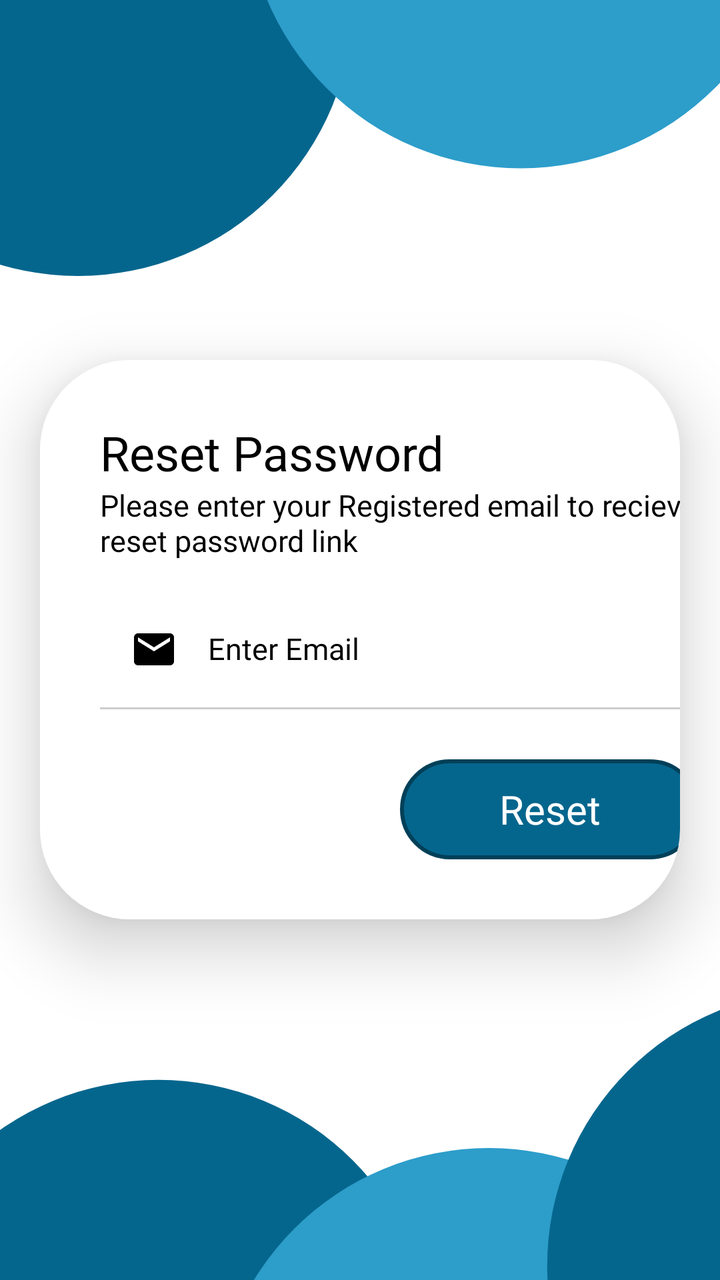
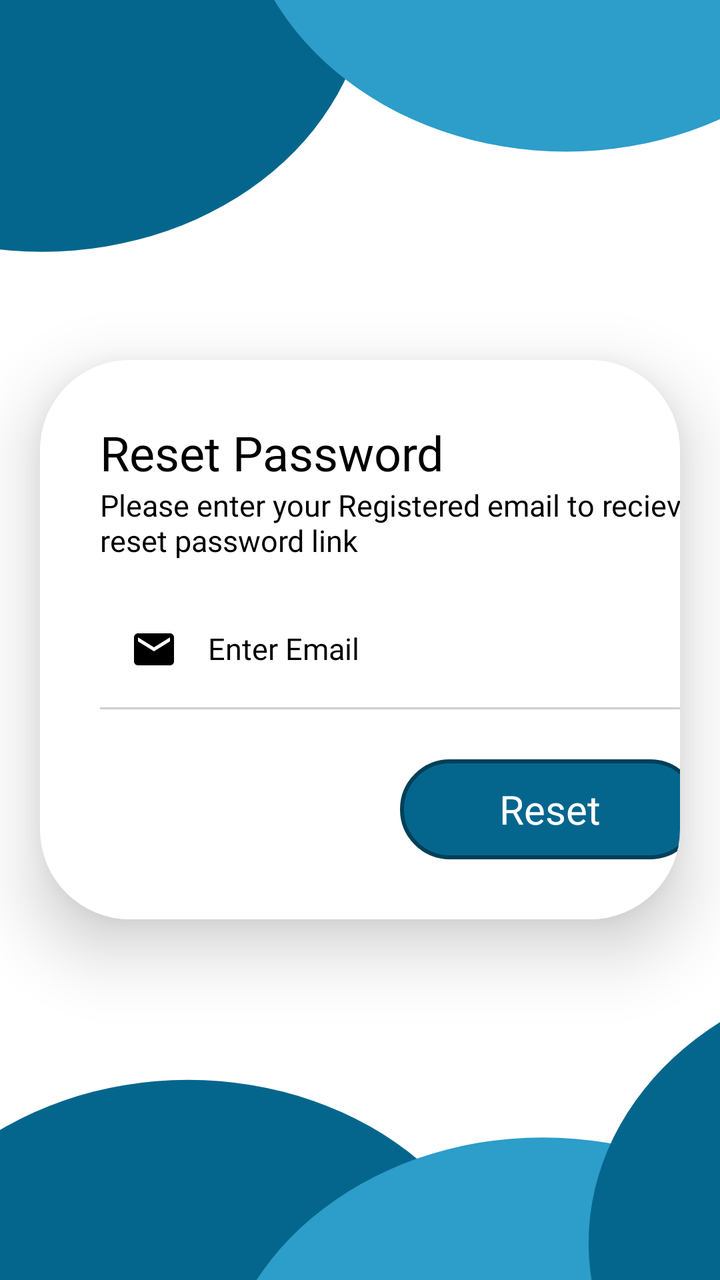

Compare the two renders of this Android layout. The source of the first and the diff that turns it into the second are given below.
<!-- AndroidManifest.xml: application theme Theme.Hostelvault -->
<!-- res/layout/activity_forgot_passwrd.xml -->
<?xml version="1.0" encoding="utf-8"?>
<LinearLayout xmlns:android="http://schemas.android.com/apk/res/android"
    xmlns:app="http://schemas.android.com/apk/res-auto"
    xmlns:tools="http://schemas.android.com/tools"
    android:id="@+id/main"
    android:layout_width="match_parent"
    android:layout_height="match_parent"
    android:orientation="vertical"
    android:gravity="center"
    android:background="@drawable/smallactivity_bg"
    tools:context=".forgotPasswrd">

    <androidx.cardview.widget.CardView
        android:layout_width="wrap_content"
        android:layout_height="wrap_content"
        app:cardCornerRadius="45dp"
        android:layout_marginLeft="20dp"
        android:layout_marginRight="20dp"
        app:cardElevation="20dp">

        <LinearLayout
            android:layout_width="360dp"
            android:layout_height="match_parent"
            android:background="@drawable/edittextbg"
            android:gravity="left"
            android:orientation="vertical"
            android:padding="30dp"
            tools:ignore="RtlHardcoded">

            <TextView
                android:id="@+id/textView3"
                android:layout_width="wrap_content"
                android:layout_height="wrap_content"
                android:fontFamily="@font/poppins_semibold"
                android:text="Reset Password"
                android:textColor="@color/black"
                android:textSize="24sp">

            </TextView>

            <TextView
                android:id="@+id/textView2"
                android:layout_width="wrap_content"
                android:layout_height="wrap_content"
                android:fontFamily="@font/poppins"
                android:text="Please enter your Registered email to recieve reset password link"
                android:textAlignment="viewStart"
                android:textColor="@color/black"
                android:textSize="15sp" />

            <com.google.android.material.textfield.TextInputLayout
                style="@style/black"
                android:layout_width="match_parent"
                android:layout_height="wrap_content"
                android:textColorHint="@color/black"
                android:layout_marginTop="10dp"
                app:endIconMode="clear_text">

                <com.google.android.material.textfield.TextInputEditText
                    android:id="@+id/resetemail"
                    android:layout_width="match_parent"
                    style="@style/black"
                    android:layout_height="match_parent"
                    android:autofillHints="emailAddress"
                    android:background="@drawable/edittextbg"
                    android:drawableStart="@drawable/baseline_email_24"
                    android:drawablePadding="15dp"
                    android:fontFamily="@font/poppins"
                    android:hint="@string/enter_email"
                    android:includeFontPadding="true"
                    android:inputType="text"
                    android:paddingStart="15dp"
                    android:textColor="@color/black"
                    android:textColorHint="@color/grey"
                    android:textSize="15sp"
                    tools:ignore="RtlSymmetry">

                </com.google.android.material.textfield.TextInputEditText>

            </com.google.android.material.textfield.TextInputLayout>


            
            
            
            
            
            
            
            
            
            
            
            

            

            <View
                android:id="@+id/divid1"
                android:layout_width="match_parent"
                android:layout_height="1dp"
                android:background="#505F5F5F" />























            
            
            
            
            
            
            
            
            
            
            


            <LinearLayout
                android:layout_width="match_parent"
                android:layout_height="wrap_content"
                android:gravity="right"
                android:orientation="horizontal">

                <View
                    android:layout_width="0dp"
                    android:layout_height="75dp"
                    android:layout_weight="1" />

                <com.google.android.material.button.MaterialButton
                    android:id="@+id/resetbtn"
                    style="@style/Theme.Hostelvault"
                    android:layout_width="0dp"
                    android:layout_height="match_parent"
                    android:layout_marginTop="25dp"
                    android:layout_weight="1"
                    android:background="@drawable/btn_bg"
                    android:fontFamily="@font/poppins_semibold"
                    android:gravity="center"
                    android:text="Reset"
                    android:textColor="@color/white"
                    android:textSize="20sp">

                </com.google.android.material.button.MaterialButton>


            </LinearLayout>

        </LinearLayout>
    </androidx.cardview.widget.CardView>

</LinearLayout>
<!-- resources referenced by this layout -->
<resources>
  <color name="black">#FF000000</color>
  <color name="grey">#3A393D</color>
  <color name="white">#FFFFFFFF</color>
  <!-- drawable baseline_email_24 (drawable) -->
  <vector xmlns:android="http://schemas.android.com/apk/res/android" android:height="24dp" android:tint="@color/black" android:viewportHeight="24" android:viewportWidth="24" android:width="24dp">
        
      <path android:fillColor="@android:color/white" android:pathData="M20,4L4,4c-1.1,0 -1.99,0.9 -1.99,2L2,18c0,1.1 0.9,2 2,2h16c1.1,0 2,-0.9 2,-2L22,6c0,-1.1 -0.9,-2 -2,-2zM20,8l-8,5 -8,-5L4,6l8,5 8,-5v2z"/>
      
  </vector>
  <!-- drawable btn_bg (drawable) -->
  <?xml version="1.0" encoding="utf-8"?>
  <shape xmlns:android="http://schemas.android.com/apk/res/android" android:shape="rectangle">
      <stroke
          android:color="#004058"
          android:width="2dp">
      </stroke>
      <corners
          android:radius="300dp">
      </corners>
      <solid
          android:color="@color/dark_teal">
      </solid>
  </shape>
  <!-- drawable edittextbg (drawable) -->
  <?xml version="1.0" encoding="utf-8"?>
  <layer-list xmlns:android="http://schemas.android.com/apk/res/android"
      android:shape="rectangle">
      <item>
          <shape >
              <corners
                  android:radius="24dp">
  
              </corners>
              <solid
                  android:color="@color/white">
              </solid>
          </shape>
      </item>
  </layer-list>
  <!-- drawable smallactivity_bg (drawable) -->
  <vector xmlns:android="http://schemas.android.com/apk/res/android"
      android:width="475dp"
      android:height="844dp"
      android:viewportWidth="475"
      android:viewportHeight="844">
    <path
        android:pathData="M0,0h475v844h-475z"
        android:fillColor="#CECECE"/>
    <group>
      <clip-path
          android:pathData="M0,0h475v844h-475z"/>
      <path
          android:pathData="M0,0h475v844h-475z"
          android:fillColor="#ffffff"/>
      <path
          android:pathData="M51.5,0.5m-181.5,0a181.5,181.5 0,1 1,363 0a181.5,181.5 0,1 1,-363 0"
          android:fillColor="#05668D"/>
      <path
          android:pathData="M343.5,-70.5m-181.5,0a181.5,181.5 0,1 1,363 0a181.5,181.5 0,1 1,-363 0"
          android:fillColor="#2D9DCA"/>
      <path
          android:pathData="M104.5,893.5m-181.5,0a181.5,181.5 0,1 1,363 0a181.5,181.5 0,1 1,-363 0"
          android:fillColor="#05668D"/>
      <path
          android:pathData="M322.5,938.5m-181.5,0a181.5,181.5 0,1 1,363 0a181.5,181.5 0,1 1,-363 0"
          android:fillColor="#2D9DCA"/>
      <path
          android:pathData="M542.5,834.5m-181.5,0a181.5,181.5 0,1 1,363 0a181.5,181.5 0,1 1,-363 0"
          android:fillColor="#05668D"/>
    </group>
  </vector>
  <string name="enter_email">Enter Email</string>
  <style name="Theme.Hostelvault" parent="Theme.Material3.DayNight.NoActionBar">
  
          <item name="android:statusBarColor">@color/bg_color</item>
          <item name="colorPrimary">@color/black</item>
          <item name="colorPrimaryVariant">@color/transparent</item>
          <item name="backgroundTint">@null</item>
          <item name="strokeColor">@null</item>
  
      </style>
  <style name="black" parent="Theme.Material3.DayNight.NoActionBar">
  
          <item name="android:statusBarColor">@color/bg_color</item>
          <item name="colorPrimary">@color/black</item>
          <item name="colorPrimaryVariant">@color/black</item>
          <item name="backgroundTint">@null</item>
          <item name="strokeColor">@null</item>
  
      </style>
  <color name="dark_teal">#05668D</color>
  <color name="bg_color">#1A1A24</color>
  <color name="transparent">#004F4FA5</color>
</resources>

<!-- the commit's change to res/layout/activity_forgot_passwrd.xml (unified diff, before → after) -->
@@ -7,7 +7,7 @@
     android:layout_height="match_parent"
     android:orientation="vertical"
     android:gravity="center"
-    android:background="@drawable/smallactivity_bg"
+    android:background="@drawable/lakalakalaka"
     tools:context=".forgotPasswrd">
 
     <androidx.cardview.widget.CardView
<!-- resource entries referenced after the edit -->
@@ -39,35 +39,35 @@
           </shape>
       </item>
   </layer-list>
-  <!-- drawable smallactivity_bg (drawable) -->
+  <!-- drawable lakalakalaka (drawable) -->
   <vector xmlns:android="http://schemas.android.com/apk/res/android"
-      android:width="475dp"
+      android:width="400dp"
       android:height="844dp"
-      android:viewportWidth="475"
+      android:viewportWidth="400"
       android:viewportHeight="844">
     <path
-        android:pathData="M0,0h475v844h-475z"
+        android:pathData="M0,0h400v844h-400z"
         android:fillColor="#CECECE"/>
     <group>
       <clip-path
-          android:pathData="M0,0h475v844h-475z"/>
+          android:pathData="M0,0h400v844h-400z"/>
       <path
-          android:pathData="M0,0h475v844h-475z"
+          android:pathData="M0,0h400v844h-400z"
           android:fillColor="#ffffff"/>
       <path
-          android:pathData="M51.5,0.5m-181.5,0a181.5,181.5 0,1 1,363 0a181.5,181.5 0,1 1,-363 0"
+          android:pathData="M23.5,-15.5m-181.5,0a181.5,181.5 0,1 1,363 0a181.5,181.5 0,1 1,-363 0"
           android:fillColor="#05668D"/>
       <path
-          android:pathData="M343.5,-70.5m-181.5,0a181.5,181.5 0,1 1,363 0a181.5,181.5 0,1 1,-363 0"
+          android:pathData="M314.5,-81.5m-181.5,0a181.5,181.5 0,1 1,363 0a181.5,181.5 0,1 1,-363 0"
           android:fillColor="#2D9DCA"/>
       <path
           android:pathData="M104.5,893.5m-181.5,0a181.5,181.5 0,1 1,363 0a181.5,181.5 0,1 1,-363 0"
           android:fillColor="#05668D"/>
       <path
-          android:pathData="M322.5,938.5m-181.5,0a181.5,181.5 0,1 1,363 0a181.5,181.5 0,1 1,-363 0"
+          android:pathData="M301.5,931.5m-181.5,0a181.5,181.5 0,1 1,363 0a181.5,181.5 0,1 1,-363 0"
           android:fillColor="#2D9DCA"/>
       <path
-          android:pathData="M542.5,834.5m-181.5,0a181.5,181.5 0,1 1,363 0a181.5,181.5 0,1 1,-363 0"
+          android:pathData="M508.5,819.5m-181.5,0a181.5,181.5 0,1 1,363 0a181.5,181.5 0,1 1,-363 0"
           android:fillColor="#05668D"/>
     </group>
   </vector>
